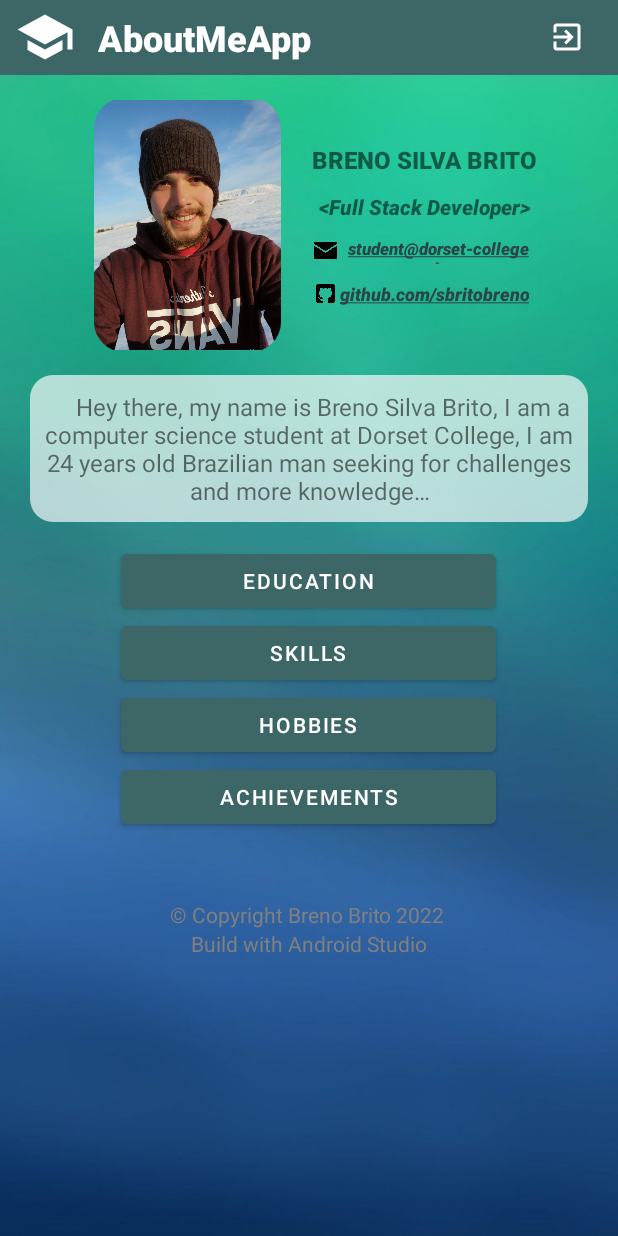
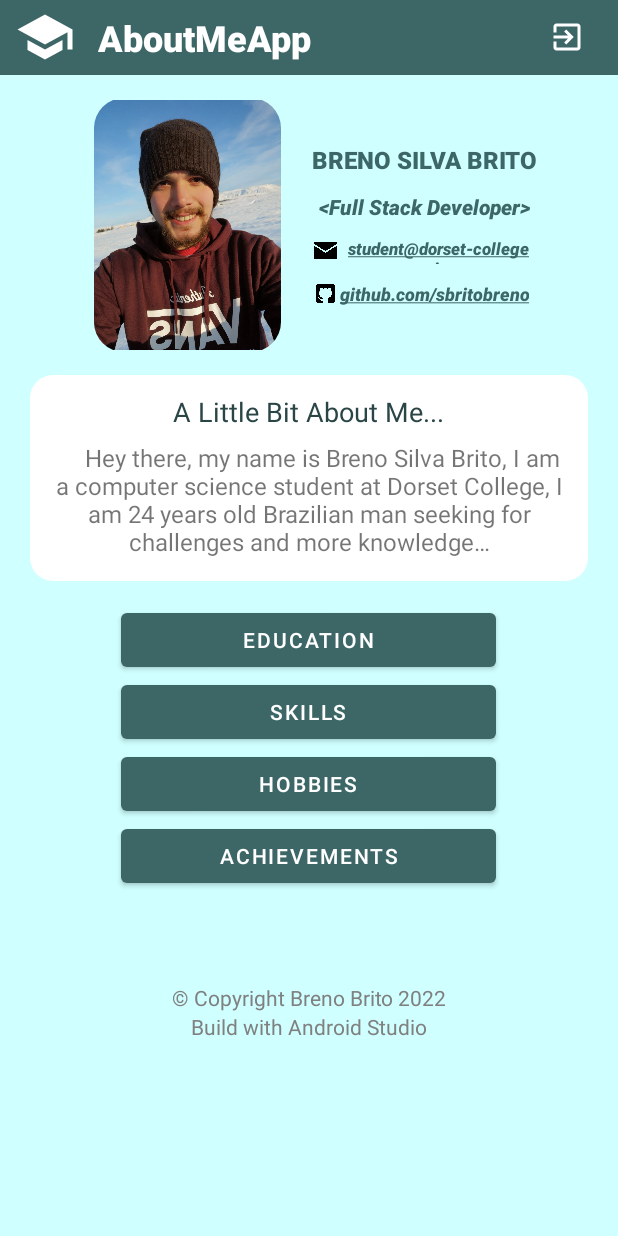
Before and after one commit to sbritobreno/AboutMeApp, an Android app: the screen it shows after launch (MainActivity), on a phone screen of 412 x 824 dp. Run offline under Robolectric (Android 15) with nearby library versions, the phone set to English and light mode, and no system bars.

Commit message:
App 95% done! new update...

```diff
--- a/app/src/main/res/drawable/round_element.xml
+++ b/app/src/main/res/drawable/round_element.xml
@@ -3,7 +3,7 @@
     android:shape="rectangle" >
 
     <solid
-        android:color="#aaffffff" >
+        android:color="#ffffff" >
     </solid>
 
     <corners
--- a/app/src/main/res/layout/activity_achievements.xml
+++ b/app/src/main/res/layout/activity_achievements.xml
@@ -4,13 +4,13 @@
     xmlns:tools="http://schemas.android.com/tools"
     android:layout_width="match_parent"
     android:layout_height="wrap_content"
-    android:orientation="vertical"
-    android:background="@drawable/background_img">
+    android:background="@color/green_100"
+    android:orientation="vertical">
 
     <LinearLayout
         android:layout_width="match_parent"
         android:layout_height="50dp"
-        android:background="#3d6666"
+        android:background="@color/green_200"
         android:orientation="horizontal">
 
         <ImageView
--- a/app/src/main/res/layout/activity_education.xml
+++ b/app/src/main/res/layout/activity_education.xml
@@ -5,13 +5,13 @@
     android:layout_width="match_parent"
     android:layout_height="match_parent"
     android:orientation="vertical"
-    tools:context=".EducationActivity"
-    android:background="@drawable/background_img">
+    android:background="@color/green_100"
+    tools:context=".EducationActivity">
 
     <LinearLayout
         android:layout_width="match_parent"
         android:layout_height="50dp"
-        android:background="#3d6666"
+        android:background="@color/green_200"
         android:orientation="horizontal">
 
         <ImageView
--- a/app/src/main/res/layout/activity_hobbies.xml
+++ b/app/src/main/res/layout/activity_hobbies.xml
@@ -4,13 +4,13 @@
     xmlns:tools="http://schemas.android.com/tools"
     android:layout_width="match_parent"
     android:layout_height="wrap_content"
-    android:orientation="vertical"
-    android:background="@drawable/background_img">
+    android:background="@color/green_100"
+    android:orientation="vertical">
 
     <LinearLayout
         android:layout_width="match_parent"
         android:layout_height="50dp"
-        android:background="#3d6666"
+        android:background="@color/green_200"
         android:orientation="horizontal">
 
         <ImageView
--- a/app/src/main/res/layout/activity_main.xml
+++ b/app/src/main/res/layout/activity_main.xml
@@ -7,13 +7,13 @@
     android:layout_height="match_parent"
     android:baselineAligned="false"
     android:orientation="vertical"
-    tools:context=".MainActivity"
-    android:background="@drawable/background_img">
+    android:background="#cfffff"
+    tools:context=".MainActivity">
 
     <LinearLayout
         android:layout_width="match_parent"
         android:layout_height="50dp"
-        android:background="#3d6666"
+        android:background="@color/green_200"
         android:orientation="horizontal">
 
         <ImageView
@@ -98,7 +98,8 @@
                         android:text="@string/my_name"
                         android:textAllCaps="true"
                         android:textSize="16sp"
-                        android:textStyle="bold" />
+                        android:textStyle="bold"
+                        android:textColor="@color/green_200"/>
 
                     <TextView
                         android:id="@+id/Career"
@@ -111,7 +112,8 @@
                         android:textAlignment="center"
                         android:textAllCaps="false"
                         android:textSize="14sp"
-                        android:textStyle="italic" />
+                        android:textStyle="italic"
+                        android:textColor="@color/green_200"/>
 
                     <LinearLayout
                         android:id="@+id/layoutEmail"
@@ -124,7 +126,7 @@
                             android:layout_width="18dp"
                             android:layout_height="18dp"
                             android:padding="1dp"
-                            android:src="@drawable/email"/>
+                            android:src="@drawable/email" />
 
                         <TextView
                             android:id="@+id/email"
@@ -137,7 +139,7 @@
                             android:text="student@dorset-college.ie"
                             android:textAlignment="center"
                             android:textAllCaps="false"
-                            android:textColorLink="#2a4545"
+                            android:textColorLink="@color/green_200"
                             android:textSize="11sp"
                             android:textStyle="italic" />
 
@@ -168,7 +170,7 @@
                             android:text="github.com/sbritobreno"
                             android:textAlignment="center"
                             android:textAllCaps="false"
-                            android:textColorLink="#2a4545"
+                            android:textColorLink="@color/green_200"
                             android:textSize="12sp"
                             android:textStyle="italic"/>
 
@@ -178,18 +180,39 @@
 
             </LinearLayout>
 
+            <LinearLayout
+                android:layout_width="match_parent"
+                android:layout_height="wrap_content"
+                android:orientation="vertical"
+                android:layout_marginHorizontal="20dp"
+                android:padding="10dp"
+                android:background="@drawable/round_element">
+
+                <TextView
+                    android:id="@+id/infoAboutMeHeading"
+                    android:layout_width="wrap_content"
+                    android:layout_height="wrap_content"
+                    android:fontFamily="sans-serif"
+                    android:padding="2dp"
+                    android:text="A Little Bit About Me..."
+                    android:textAlignment="center"
+                    android:textAllCaps="false"
+                    android:layout_gravity="center"
+                    android:textSize="18sp"
+                    android:textColor="@color/green_500"/>
+
                 <TextView
                     android:id="@+id/infoAboutMe"
                     android:layout_width="wrap_content"
                     android:layout_height="wrap_content"
-                android:layout_marginHorizontal="20dp"
-                android:background="@drawable/round_element"
                     android:fontFamily="sans-serif"
-                android:padding="10dp"
+                    android:padding="5dp"
                     android:text="@string/myStory"
                     android:textAlignment="center"
                     android:textAllCaps="false"
                     android:textSize="16sp" />
+
+            </LinearLayout>
 
             <LinearLayout
                 android:layout_width="match_parent"
@@ -235,13 +258,11 @@
                     android:id="@+id/copyRight"
                     android:layout_width="wrap_content"
                     android:layout_height="wrap_content"
-                    android:layout_gravity="center"
                     android:text="@string/copyright"
                     android:textColor="#808080"
-                    app:layout_constraintVertical_bias="0.6"
+                    app:layout_constraintVertical_bias="0.7"
                     app:layout_constraintBottom_toBottomOf="parent"
                     app:layout_constraintEnd_toEndOf="parent"
-                    app:layout_constraintHorizontal_bias="0.497"
                     app:layout_constraintStart_toStartOf="parent"
                     app:layout_constraintTop_toTopOf="parent" />
 
@@ -249,7 +270,6 @@
                     android:id="@+id/buildWith"
                     android:layout_width="wrap_content"
                     android:layout_height="wrap_content"
-                    android:layout_gravity="center"
                     android:text="@string/build_with_android_studio"
                     android:textColor="#808080"
                     app:layout_constraintBottom_toBottomOf="parent"
--- a/app/src/main/res/layout/activity_skills.xml
+++ b/app/src/main/res/layout/activity_skills.xml
@@ -4,13 +4,13 @@
     xmlns:tools="http://schemas.android.com/tools"
     android:layout_width="match_parent"
     android:layout_height="wrap_content"
-    android:orientation="vertical"
-    android:background="@drawable/background_img">
+    android:background="@color/green_100"
+    android:orientation="vertical">
 
     <LinearLayout
         android:layout_width="match_parent"
         android:layout_height="50dp"
-        android:background="#3d6666"
+        android:background="@color/green_200"
         android:orientation="horizontal">
 
         <ImageView
--- a/app/src/main/res/values/colors.xml
+++ b/app/src/main/res/values/colors.xml
@@ -7,6 +7,7 @@
     <color name="teal_700">#FF018786</color>
     <color name="black">#FF000000</color>
     <color name="white">#FFFFFFFF</color>
+    <color name="green_100">#cfffff</color>
     <color name="green_200">#3d6666</color>
     <color name="green_500">#2a4545</color>
 </resources>
```
Also changed, not shown: app/src/main/res/drawable-v24/background_img.png (deleted). Lines whose indentation alone changed are shown as unchanged.
